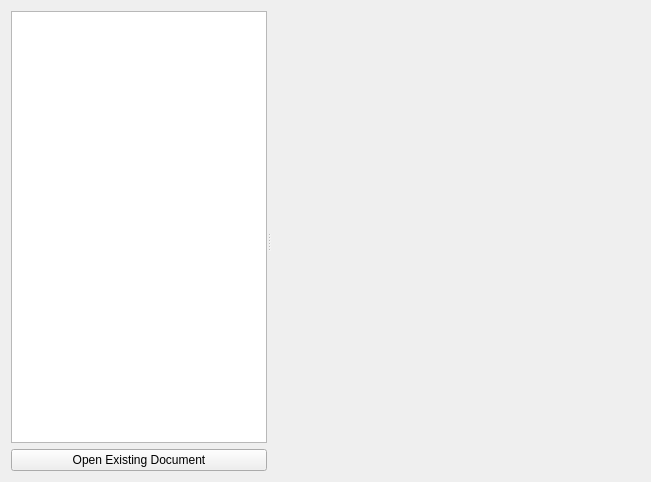
Qt form libs/main/KoOpenPaneBase.ui (KDE/calligra) before a commit.
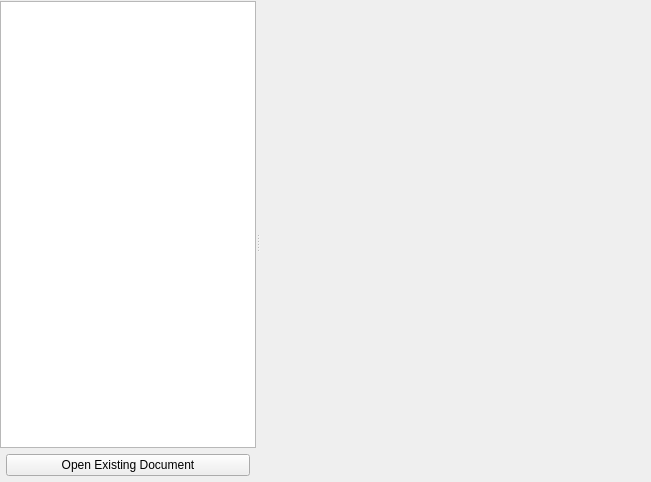
The same form after that commit.

Commit message: KoOpenPane: Port to frameless style

```diff
--- a/libs/main/KoOpenPaneBase.ui
+++ b/libs/main/KoOpenPaneBase.ui
@@ -11,6 +11,18 @@
    </rect>
   </property>
   <layout class="QHBoxLayout" name="horizontalLayout">
+   <property name="leftMargin">
+    <number>0</number>
+   </property>
+   <property name="topMargin">
+    <number>1</number>
+   </property>
+   <property name="rightMargin">
+    <number>0</number>
+   </property>
+   <property name="bottomMargin">
+    <number>0</number>
+   </property>
    <item>
     <widget class="QSplitter" name="splitter">
      <property name="orientation">
@@ -18,6 +30,9 @@
      </property>
      <widget class="QWidget" name="layoutWidget">
       <layout class="QVBoxLayout" name="verticalLayout">
+       <property name="spacing">
+        <number>0</number>
+       </property>
        <item>
         <widget class="QTreeWidget" name="m_sectionList">
          <property name="sizePolicy">
@@ -55,12 +70,38 @@
         </widget>
        </item>
        <item>
-        <widget class="QPushButton" name="m_openExistingButton">
-         <property name="text">
-          <string>Open Existing Document</string>
+        <widget class="QFrame">
+         <property name="fixedHeight">
+          <number>1</number>
+         </property>
+         <property name="frameStyle">
+          <enum>QFrame::HLine</enum>
          </property>
         </widget>
        </item>
+       <item>
+        <layout class="QVBoxLayout" name="openExistingWrapper">
+         <property name="leftMargin">
+          <number>6</number>
+         </property>
+         <property name="topMargin">
+          <number>6</number>
+         </property>
+         <property name="rightMargin">
+          <number>6</number>
+         </property>
+         <property name="bottomMargin">
+          <number>6</number>
+         </property>
+         <item>
+          <widget class="QPushButton" name="m_openExistingButton">
+           <property name="text">
+            <string>Open Existing Document</string>
+           </property>
+          </widget>
+         </item>
+        </layout>
+       </item>
       </layout>
      </widget>
      <widget class="QStackedWidget" name="m_widgetStack">
```
The commit also changes 1 other file.
